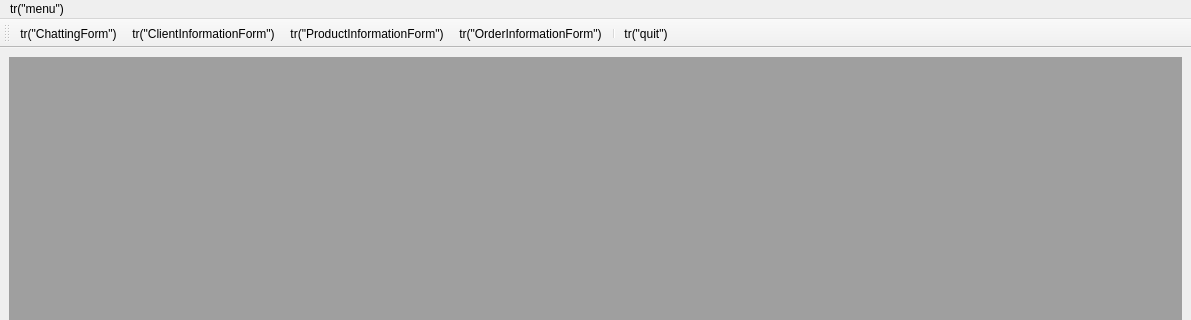
The window that CSApp/cs_app.ui (ToSaveData/qt_source) describes before a commit, drawn with Qt 5; both pictures show x 0 to 1191 and y 0 to 320 of the 1191 by 607 pixel window.
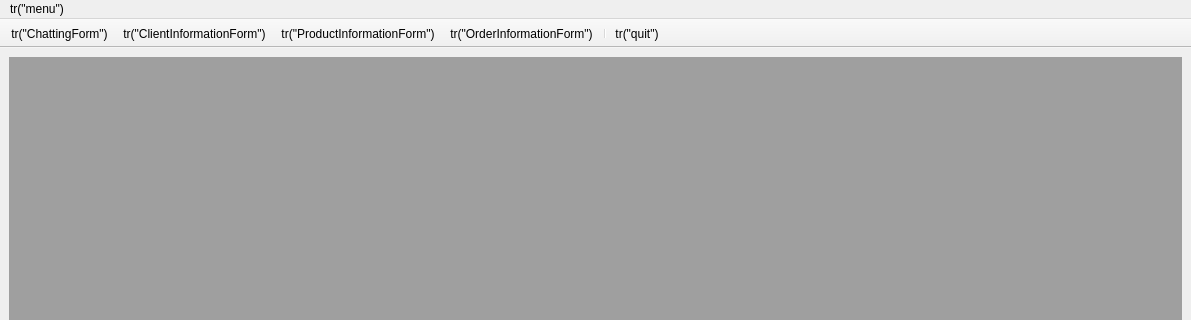
The same window after the commit.

```diff
--- a/CSApp/cs_app.ui
+++ b/CSApp/cs_app.ui
@@ -84,6 +84,12 @@
    <property name="windowTitle">
     <string>toolBar</string>
    </property>
+   <property name="movable">
+    <bool>false</bool>
+   </property>
+   <property name="floatable">
+    <bool>false</bool>
+   </property>
    <attribute name="toolBarArea">
     <enum>TopToolBarArea</enum>
    </attribute>
```
Left out of the diff: 2 changed lines with no effect on the pictures.
